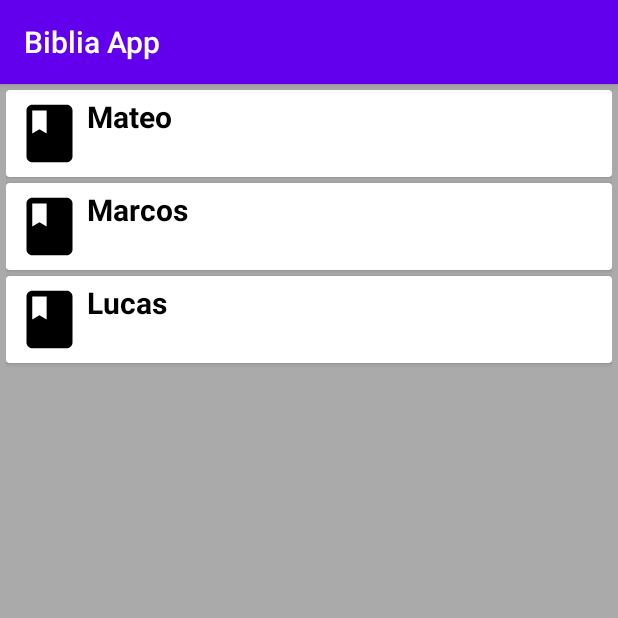
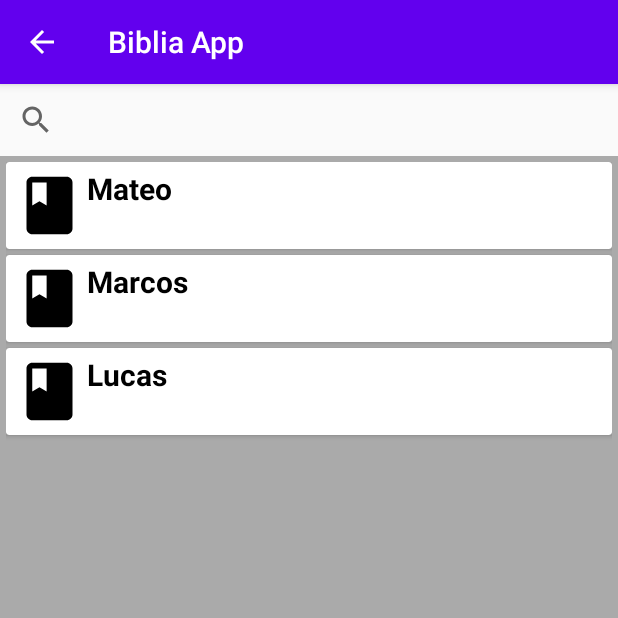
Before and after one commit to rperdomo24/BibliaApp, an Android app: the LibrosActivity screen opened directly, with no data from a screen before it, on a phone screen of 412 x 824 dp, the top half of it. Run offline under Robolectric (Android 15) with nearby library versions, the phone set to English and light mode, and no system bars.

Commit message:
Se creo la funcionalidad para busqueda de libros

```diff
--- a/BibliaApp.Movil/app/src/main/java/com/rperdomo/bibliaapp/LibrosActivity.java
+++ b/BibliaApp.Movil/app/src/main/java/com/rperdomo/bibliaapp/LibrosActivity.java
@@ -1,6 +1,11 @@
 package com.rperdomo.bibliaapp;
 
 import android.app.LauncherActivity;
+import android.view.Menu;
+import android.view.MenuInflater;
+import android.view.MenuItem;
+import android.view.inputmethod.EditorInfo;
+import android.widget.SearchView;
 import android.widget.Toast;
 import androidx.appcompat.app.AppCompatActivity;
 import android.os.Bundle;
@@ -14,11 +19,14 @@
  private RecyclerView mRecylerView;
  private LibrosAdapter mAdapter;
  private RecyclerView.LayoutManager mLayoutManager;
+ SearchView sv;
 
     @Override
     protected void onCreate(Bundle savedInstanceState) {
         super.onCreate(savedInstanceState);
         setContentView(R.layout.activity_libros);
+
+        sv=(SearchView) findViewById(R.id.SearchLibros);
 
         ArrayList<Librositem> ListaLibros = new ArrayList<>();
         ListaLibros.add(new Librositem(R.drawable.ic_book_libros,"Mateo"));
@@ -41,6 +49,20 @@
                 Toast.makeText(LibrosActivity.this, data.getName(), Toast.LENGTH_SHORT).show();
             }
         });
+
+    sv.setOnQueryTextListener(new SearchView.OnQueryTextListener() {
+    @Override
+    public boolean onQueryTextSubmit(String query) {
+        sv.clearFocus();
+        return false;
+
     }
 
+    @Override
+    public boolean onQueryTextChange(String newText) {
+        mAdapter.getFilter().filter(newText);
+        return false;
+    }
+        });
+    }
 }
--- a/BibliaApp.Movil/app/src/main/res/layout/activity_libros.xml
+++ b/BibliaApp.Movil/app/src/main/res/layout/activity_libros.xml
@@ -7,6 +7,13 @@
         tools:context=".LibrosActivity">
 
 
+    <LinearLayout
+            android:orientation="vertical"
+            android:layout_width="match_parent"
+            android:layout_height="match_parent">
+        <SearchView
+                android:layout_width="match_parent"
+                android:layout_height="wrap_content" android:id="@+id/SearchLibros"/>
         <androidx.recyclerview.widget.RecyclerView
                 android:id="@+id/recyclerView"
                 android:layout_width="match_parent"
@@ -14,4 +21,5 @@
                 android:background="@android:color/darker_gray"
                 android:padding="4dp"
                 android:scrollbars="vertical"/>
+    </LinearLayout>
 </RelativeLayout>
--- a/BibliaApp.Movil/app/src/main/res/menu/main_menu.xml
+++ /dev/null
@@ -1,4 +0,0 @@
-<?xml version="1.0" encoding="utf-8"?>
-<menu xmlns:android="http://schemas.android.com/apk/res/android">
-
-</menu>
```
Also changed, not shown: BibliaApp.Movil/app/src/main/AndroidManifest.xml (+7 -1 lines), BibliaApp.Movil/app/src/main/java/com/rperdomo/bibliaapp/LibrosAdapter.java (+39 -2 lines), BibliaApp.Movil/app/src/main/res/drawable/ic_search_black_24dp.xml (added, +9 -0 lines), BibliaApp.Movil/app/src/main/res/menu/libros_menu.xml (added, +12 -0 lines). Lines whose indentation alone changed are shown as unchanged.
